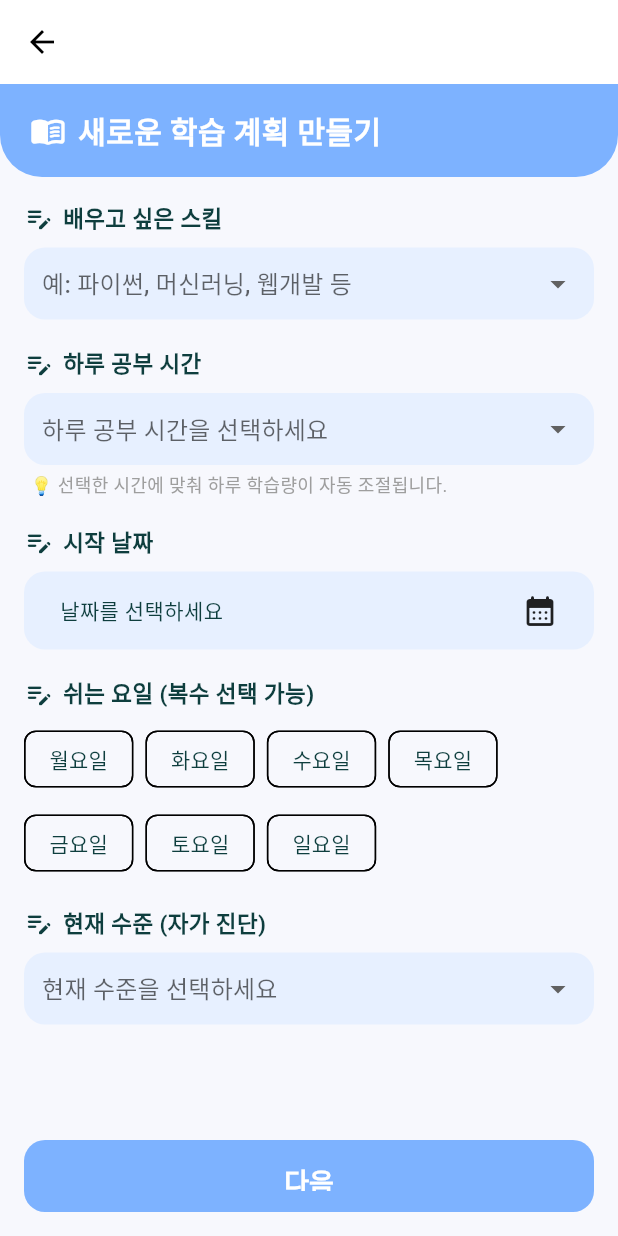
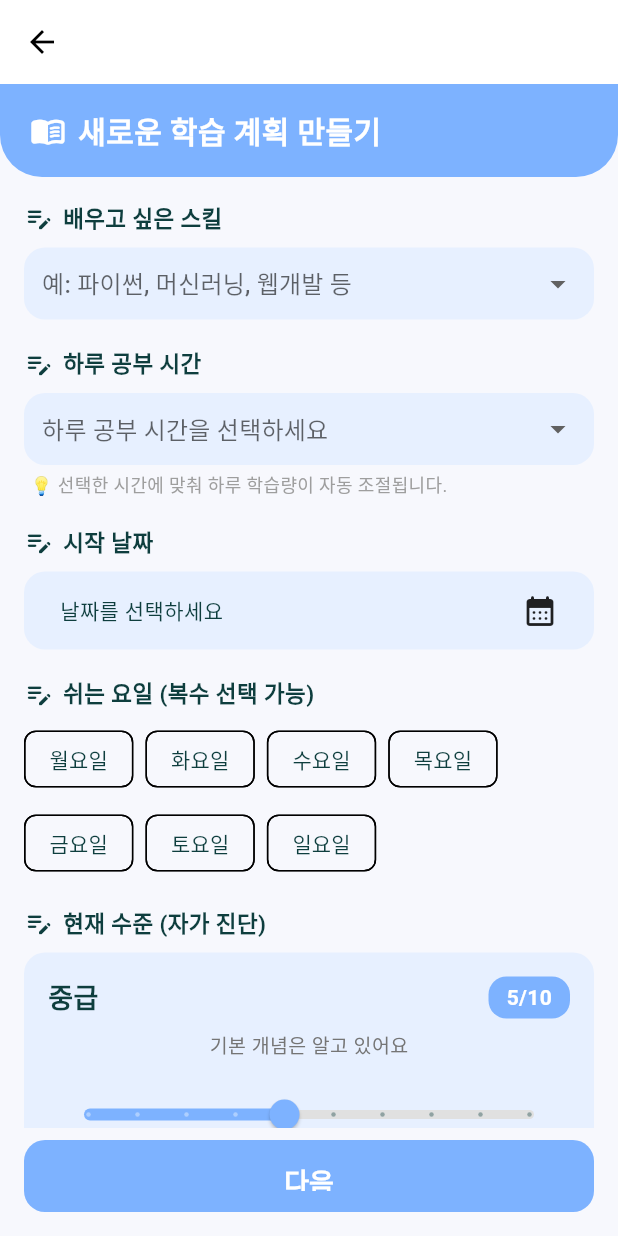
Before and after one commit to Palearn-4-P-proj/Palearn-prototype, a Flutter app: the CreatePlanScreen screen opened by its route, on a phone screen of 412 x 824 dp. Run offline on Flutter 3.47's test engine with Material 3 defaults, Android fonts, the phone set to English and light mode, and no system bars; our stand-ins replace flutter_secure_storage, shared_preferences, shimmer, table_calendar; accounts and stored records are empty.

Commit message:
feat: 레벨 선택 슬라이더 변경 + 퀴즈 한글 강화
- 레벨 선택을 드롭다운에서 1~10 슬라이더로 변경
- '꽤' 표현 제거 (초급/중급/고급 간결화)
- 퀴즈 프롬프트에 한글 필수 규칙 추가
- UI 다크모드 지원 개선
- 코드 품질 경고 수정 (withOpacity → withValues)

🤖 Generated with [Claude Code](https://claude.com/claude-code)

Co-Authored-By: Claude Opus 4.5 <noreply@anthropic.com>

```diff
--- a/lib/screens/create_plan_screen.dart
+++ b/lib/screens/create_plan_screen.dart
@@ -30,9 +30,20 @@ class _CreatePlanScreenState extends State<CreatePlanScreen> {
   final weekDays = const ['월', '화', '수', '목', '금', '토', '일'];
   final Set<String> restDays = {};
 
-  // 5) 현재 수준
-  final levels = const ['초급(처음 배워요)', '중급(기초는 알아요)', '고급(꽤 할 줄 알아요)'];
-  String? selectedLevel;
+  // 5) 현재 수준 (1~10 슬라이더)
+  double _levelValue = 5.0;
+
+  String get _levelText {
+    if (_levelValue <= 3) return '초급';
+    if (_levelValue <= 6) return '중급';
+    return '고급';
+  }
+
+  String get _levelDescription {
+    if (_levelValue <= 3) return '기초부터 차근차근 시작해요';
+    if (_levelValue <= 6) return '기본 개념은 알고 있어요';
+    return '실무 수준으로 심화 학습해요';
+  }
 
   Future<void> _pickDate() async {
     final now = DateTime.now();
@@ -67,8 +78,7 @@ class _CreatePlanScreenState extends State<CreatePlanScreen> {
   void _goNext() {
     if (selectedSkill == null ||
         selectedHour == null ||
-        startDate == null ||
-        selectedLevel == null) {
+        startDate == null) {
       ScaffoldMessenger.of(context)
           .showSnackBar(const SnackBar(content: Text('모든 항목을 입력해 주세요.')));
       return;
@@ -88,7 +98,7 @@ class _CreatePlanScreenState extends State<CreatePlanScreen> {
         hour: selectedHour!,
         start: startDate!,
         restDays: restDays.toList(),
-        level: selectedLevel!,
+        level: _levelText,
       ),
     ));
   }
@@ -219,18 +229,75 @@ class _CreatePlanScreenState extends State<CreatePlanScreen> {
                   const SizedBox(height: 18),
 
                   _Labeled('현재 수준 (자가 진단)'),
-                  _Rounded(
-                    child: DropdownButtonHideUnderline(
-                      child: DropdownButton<String>(
-                        isExpanded: true,
-                        hint: const Text('현재 수준을 선택하세요'),
-                        value: selectedLevel,
-                        items: [
-                          for (final lv in levels)
-                            DropdownMenuItem(value: lv, child: Text(lv)),
-                        ],
-                        onChanged: (v) => setState(() => selectedLevel = v),
-                      ),
+                  Container(
+                    padding: const EdgeInsets.all(16),
+                    decoration: BoxDecoration(
+                      color: _blueLight,
+                      borderRadius: BorderRadius.circular(14),
+                    ),
+                    child: Column(
+                      children: [
+                        Row(
+                          mainAxisAlignment: MainAxisAlignment.spaceBetween,
+                          children: [
+                            Text(
+                              _levelText,
+                              style: const TextStyle(
+                                fontSize: 18,
+                                fontWeight: FontWeight.bold,
+                                color: _ink,
+                              ),
+                            ),
+                            Container(
+                              padding: const EdgeInsets.symmetric(horizontal: 12, vertical: 4),
+                              decoration: BoxDecoration(
+                                color: _blue,
+                                borderRadius: BorderRadius.circular(12),
+                              ),
+                              child: Text(
+                                '${_levelValue.round()}/10',
+                                style: const TextStyle(
+                                  color: Colors.white,
+                                  fontWeight: FontWeight.bold,
+                                ),
+                              ),
+                            ),
+                          ],
+                        ),
+                        const SizedBox(height: 8),
+                        Text(
+                          _levelDescription,
+                          style: TextStyle(
+                            fontSize: 13,
+                            color: Colors.grey[600],
+                          ),
+                        ),
+                        const SizedBox(height: 12),
+                        SliderTheme(
+                          data: SliderTheme.of(context).copyWith(
+                            activeTrackColor: _blue,
+                            inactiveTrackColor: Colors.grey[300],
+                            thumbColor: _blue,
+                            overlayColor: _blue.withValues(alpha: 0.2),
+                            trackHeight: 6,
+                          ),
+                          child: Slider(
+                            value: _levelValue,
+                            min: 1,
+                            max: 10,
+                            divisions: 9,
+                            onChanged: (value) => setState(() => _levelValue = value),
+                          ),
+                        ),
+                        Row(
+                          mainAxisAlignment: MainAxisAlignment.spaceBetween,
+                          children: [
+                            Text('초급', style: TextStyle(fontSize: 12, color: Colors.grey[500])),
+                            Text('중급', style: TextStyle(fontSize: 12, color: Colors.grey[500])),
+                            Text('고급', style: TextStyle(fontSize: 12, color: Colors.grey[500])),
+                          ],
+                        ),
+                      ],
                     ),
                   ),
                 ],
--- a/lib/screens/home_screen.dart
+++ b/lib/screens/home_screen.dart
@@ -18,7 +18,7 @@ class HomeScreen extends StatefulWidget {
 }
 
 class _HomeScreenState extends State<HomeScreen> {
-  String displayName = 'User';
+  String displayName = '사용자';
   double todayProgress = 0.0;
 
   // 오늘의 할 일 (상세 정보 포함)
@@ -78,7 +78,7 @@ class _HomeScreenState extends State<HomeScreen> {
         // API 응답의 이름이 비어있으면 로컬 저장된 이름 사용
         final apiName = data['name']?.toString() ?? '';
         setState(() {
-          displayName = apiName.isNotEmpty ? apiName : (savedName ?? 'User');
+          displayName = apiName.isNotEmpty ? apiName : (savedName ?? '사용자');
           todayProgress = (data['todayProgress'] ?? 0) / 100.0;
           loadingHeader = false;
         });
@@ -89,7 +89,7 @@ class _HomeScreenState extends State<HomeScreen> {
       final savedName = await SecureTokenStorage.getUserName();
       if (mounted) {
         setState(() {
-          displayName = savedName ?? 'User';
+          displayName = savedName ?? '사용자';
           todayProgress = 0.0;
           loadingHeader = false;
         });
--- a/lib/screens/profile_edit_screen.dart
+++ b/lib/screens/profile_edit_screen.dart
@@ -17,9 +17,8 @@ class _ProfileEditScreenState extends State<ProfileEditScreen> {
   late TextEditingController photoUrlCtrl;
 
   // ▶ 프로필 정보 — 서버에서 GET으로 받아와서 업데이트해야 할 부분
-  String photoUrl =
-      'https://images.unsplash.com/photo-1603415526960-f7e0328d13a2?w=256&h=256&fit=crop';
-  String userId = '25030024';
+  String photoUrl = '';
+  String userId = '';
 
   bool hidePw = true;
   bool hidePw2 = true;
```
Also changed, not shown: lib/screens/profile_screen.dart (+23 -10 lines), lib/screens/quiz_result_screen.dart (+14 -8 lines), lib/screens/search_screen.dart (+17 -9 lines), lib/generated/login_signup_widgets.dart, 1 other file.
